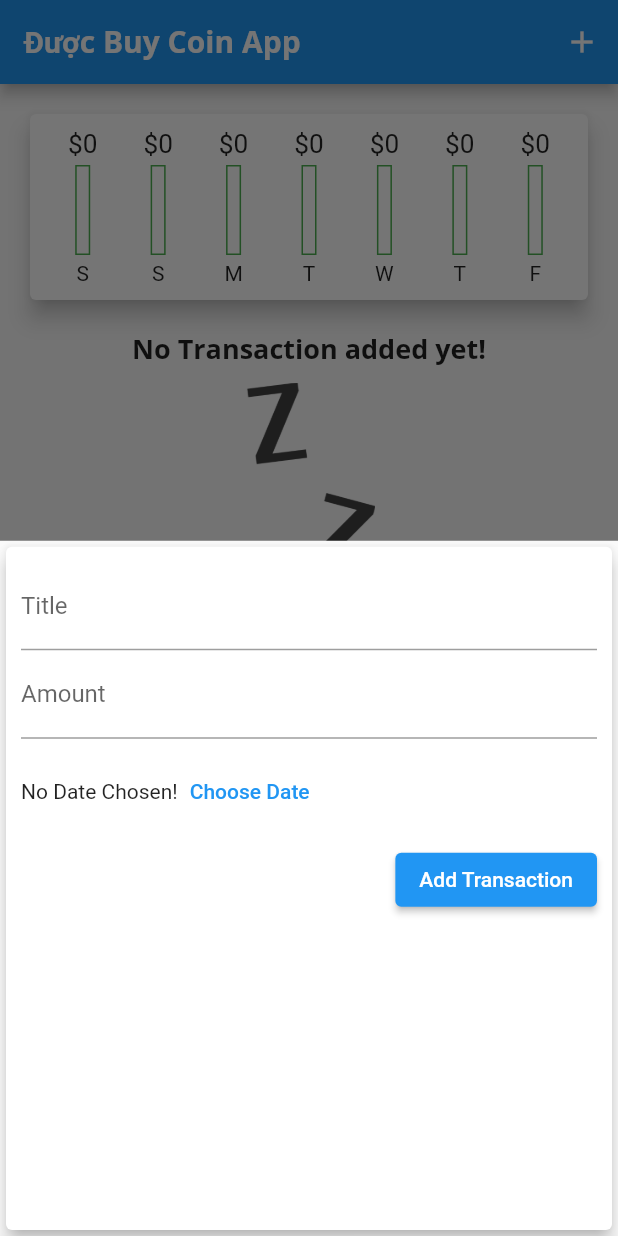
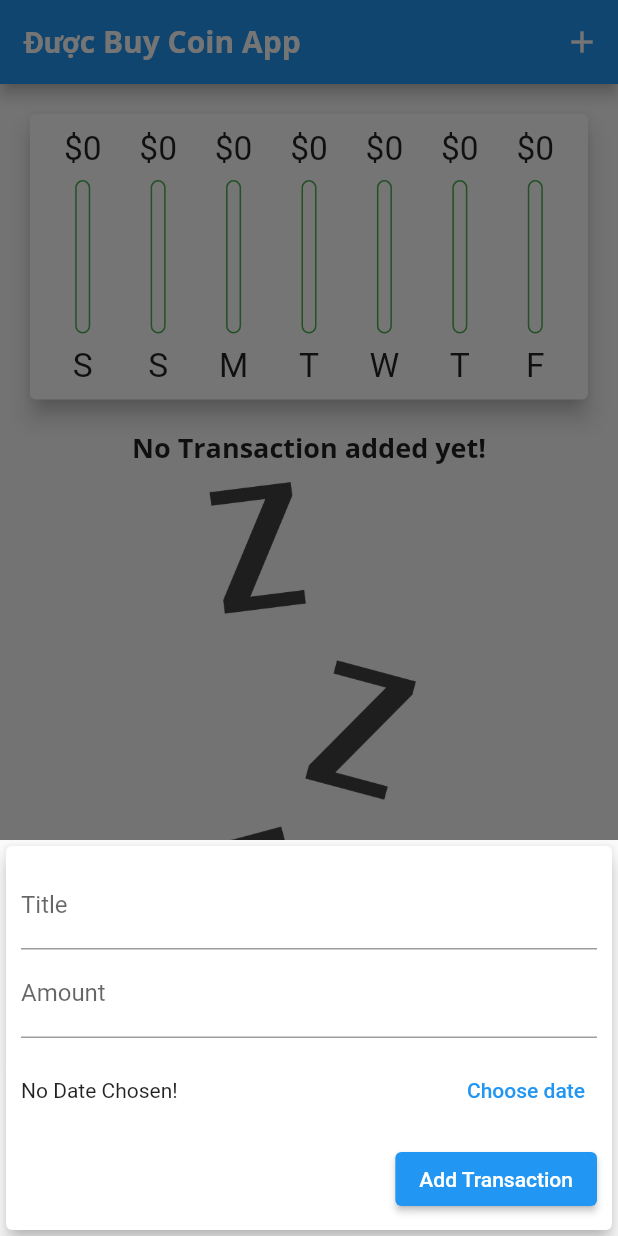
Before and after one commit to nhd2106/expense_app, a Flutter app: the screen it shows after launch, after a tap on the "add" icon, on a phone screen of 412 x 824 dp. Run offline on Flutter 3.47's test engine with Material 2 defaults, Android fonts, the phone set to English and light mode, and no system bars.

Commit message:
ios widget

```diff
--- a/lib/main.dart
+++ b/lib/main.dart
@@ -1,3 +1,7 @@
+import 'dart:io' show Platform;
+
+import 'package:flutter/cupertino.dart';
+
 import './widgets/chart.dart';
 
 import './widgets/transaction_list.dart';
@@ -8,6 +12,11 @@
 import 'package:flutter/material.dart';
 
 void main() {
+  // WidgetsFlutterBinding.ensureInitialized();
+  // SystemChrome.setPreferredOrientations([
+  //   DeviceOrientation.portraitUp,
+  //   DeviceOrientation.portraitDown,
+  // ]);
   runApp(MyApp());
 }
 
@@ -54,6 +63,9 @@
     // Transaction(title: 'shoe', id: 't1', amount: 69.99, date: DateTime.now()),
     // Transaction(title: 'shoe2', id: 't2', amount: 39.99, date: DateTime.now())
   ];
+
+  bool _showChart = false;
+
   List<Transaction> get _recentTransactions {
     return _userTransaction.where((tx) {
       return tx.date.isAfter(DateTime.now().subtract(Duration(days: 7)));
@@ -92,35 +104,91 @@
 
   @override
   Widget build(BuildContext context) {
-    // This method is rerun every time setState is called, for instance as done
-    // by the _incrementCounter method above.
-    //
-    // The Flutter framework has been optimized to make rerunning build methods
-    // fast, so that you can just rebuild anything that needs updating rather
-    // than having to individually change instances of widgets.
-    return Scaffold(
-      appBar: AppBar(
-        // Here we take the value from the MyHomePage object that was created by
-        // the App.build method, and use it to set our appbar title.
+    final mediaQuery = MediaQuery.of(context);
+    final isLandscape = mediaQuery.orientation == Orientation.landscape;
+    final PreferredSizeWidget appBar = Platform.isIOS
+        ? CupertinoNavigationBar(
+            middle: Text(widget.title),
+            trailing: Row(
+              mainAxisSize: MainAxisSize.min,
+              children: [
+                GestureDetector(
+                  child: Icon(CupertinoIcons.add),
+                  onTap: () => _startAddNewTransaction(context),
+                )
+              ],
+            ))
+        : AppBar(
             title: Text(widget.title),
             actions: [
               IconButton(
                   onPressed: () => _startAddNewTransaction(context),
                   icon: Icon(Icons.add))
             ],
-      ),
-      body: SingleChildScrollView(
+          ) as PreferredSizeWidget;
+    final txListWidget = Container(
+        height: (mediaQuery.size.height -
+                appBar.preferredSize.height -
+                mediaQuery.padding.top) *
+            0.7,
+        child: TransactionList(_userTransaction, _deleteTransaction));
+    final pageBody = SafeArea(
+        child: SingleChildScrollView(
       child: Column(
         mainAxisAlignment: MainAxisAlignment.start,
         crossAxisAlignment: CrossAxisAlignment.stretch,
         children: <Widget>[
-            Chart(_recentTransactions),
-            TransactionList(_userTransaction, _deleteTransaction)
+          if (isLandscape)
+            Row(
+              mainAxisAlignment: MainAxisAlignment.center,
+              children: [
+                Text(
+                  'Show Chart',
+                  style: Theme.of(context).textTheme.title,
+                ),
+                Switch.adaptive(
+                    activeColor: Theme.of(context).accentColor,
+                    value: _showChart,
+                    onChanged: (val) {
+                      setState(() {
+                        _showChart = val;
+                      });
+                    })
               ],
             ),
+          if (!isLandscape)
+            Container(
+                height: (mediaQuery.size.height -
+                        appBar.preferredSize.height -
+                        mediaQuery.padding.top) *
+                    0.3,
+                child: Chart(_recentTransactions)),
+          if (!isLandscape) txListWidget,
+          if (isLandscape)
+            _showChart
+                ? Container(
+                    height: (mediaQuery.size.height -
+                            appBar.preferredSize.height -
+                            mediaQuery.padding.top) *
+                        0.7,
+                    child: Chart(_recentTransactions))
+                : txListWidget
+        ],
       ),
-      floatingActionButtonLocation: FloatingActionButtonLocation.centerFloat,
-      floatingActionButton: FloatingActionButton(
+    ));
+    return Platform.isIOS
+        ? CupertinoPageScaffold(
+            child: pageBody,
+            navigationBar: appBar as ObstructingPreferredSizeWidget,
+          )
+        : Scaffold(
+            appBar: appBar,
+            body: pageBody,
+            floatingActionButtonLocation:
+                FloatingActionButtonLocation.centerFloat,
+            floatingActionButton: Platform.isIOS
+                ? Container()
+                : FloatingActionButton(
                     child: Icon(Icons.add),
                     onPressed: () => _startAddNewTransaction(context),
                   ),
--- /dev/null
+++ b/lib/widgets/adaptive_button.dart
@@ -0,0 +1,28 @@
+import 'package:flutter/cupertino.dart';
+import 'package:flutter/material.dart';
+import 'dart:io' show Platform;
+
+class AdaptiveButton extends StatelessWidget {
+  final String text;
+  final Function handler;
+
+  AdaptiveButton(this.text, this.handler);
+
+  @override
+  Widget build(BuildContext context) {
+    return Platform.isIOS
+        ? CupertinoButton(
+            onPressed: () => handler(),
+            child: Text(
+              text,
+            ),
+          )
+        : TextButton(
+            onPressed: () => handler(),
+            child: Text(
+              text,
+              style: TextStyle(color: Theme.of(context).primaryColor),
+            ),
+          );
+  }
+}
--- a/lib/widgets/chart_bar.dart
+++ b/lib/widgets/chart_bar.dart
@@ -8,17 +8,18 @@
   ChartBar(this.label, this.spendingAmount, this.spendingPctOfTotal);
   @override
   Widget build(BuildContext context) {
+    return LayoutBuilder(builder: (ctx, constraints) {
       return Column(
         children: [
           Container(
-            height: 20,
+              height: constraints.maxHeight * 0.15,
               child: FittedBox(
                   child: Text('\$${spendingAmount.toStringAsFixed(0)}'))),
           SizedBox(
-          height: 4,
+            height: constraints.maxHeight * 0.05,
           ),
           Container(
-          height: 60,
+            height: constraints.maxHeight * 0.6,
             width: 10,
             child: Stack(
               children: [
@@ -27,7 +28,8 @@
                       border: Border.all(
                           color: Colors.green,
                           width: 1,
-                        style: BorderStyle.solid)),
+                          style: BorderStyle.solid),
+                      borderRadius: BorderRadius.circular(8)),
                 ),
                 FractionallySizedBox(
                   heightFactor: spendingPctOfTotal,
@@ -40,10 +42,11 @@
             ),
           ),
           SizedBox(
-          height: 4,
+            height: constraints.maxHeight * 0.05,
           ),
-        Text(label)
+          Container(height: constraints.maxHeight * 0.15, child: FittedBox(child: Text(label)))
         ],
       );
+    });
   }
 }
--- a/lib/widgets/new_transaction.dart
+++ b/lib/widgets/new_transaction.dart
@@ -1,3 +1,7 @@
+import 'dart:io' show Platform;
+
+import 'package:expense_app/widgets/adaptive_button.dart';
+import 'package:flutter/cupertino.dart';
 import 'package:flutter/material.dart';
 import 'package:intl/intl.dart';
 
@@ -40,9 +44,15 @@
 
   @override
   Widget build(BuildContext context) {
-    return Card(
+    return SingleChildScrollView(
+      child: Card(
         child: Container(
-        padding: EdgeInsets.all(10),
+          padding: EdgeInsets.only(
+            top: 10,
+            right: 10,
+            bottom: MediaQuery.of(context).viewInsets.bottom + 10,
+            left: 10,
+          ),
           child: Column(
             crossAxisAlignment: CrossAxisAlignment.end,
             children: [
@@ -61,19 +71,14 @@
               Container(
                 height: 70,
                 child: Row(
+                  mainAxisAlignment: MainAxisAlignment.spaceBetween,
                   children: [
                     // ignore: unnecessary_null_comparison
                     Text(_selectedDate == null
                         ? 'No Date Chosen!'
                         : DateFormat('dd/MM/yyy')
                             .format(_selectedDate as DateTime)),
-                  TextButton(
-                    onPressed: _presentDatePicker,
-                    child: Text(
-                      'Choose Date',
-                      style: TextStyle(color: Theme.of(context).primaryColor),
-                    ),
-                  )
+                    AdaptiveButton('Choose date', _presentDatePicker)
                   ],
                 ),
               ),
@@ -86,6 +91,7 @@
           ),
         ),
         elevation: 5,
+      ),
     );
   }
 }
--- a/lib/widgets/transaction_list.dart
+++ b/lib/widgets/transaction_list.dart
@@ -10,10 +10,9 @@
 
   @override
   Widget build(BuildContext context) {
-    return Container(
-      height: 450,
-      child: transaction.isEmpty
-          ? Column(
+    return transaction.isEmpty
+        ? LayoutBuilder(builder: (ctx, constraints) {
+            return Column(
               children: [
                 Text(
                   'No Transaction added yet!',
@@ -21,14 +20,15 @@
                 ),
                 SizedBox(height: 10),
                 Container(
-                  height: 200,
+                  height: constraints.maxHeight * 0.6,
                   child: Image.asset(
                     'assets/images/waiting.png',
                     fit: BoxFit.cover,
                   ),
                 )
               ],
-            )
+            );
+          })
         : ListView.builder(
             itemBuilder: (ctx, index) {
               return Card(
@@ -45,18 +45,28 @@
                     transaction[index].title,
                     style: Theme.of(context).textTheme.title,
                   ),
-                    subtitle: Text(DateFormat('dd/MM/yyy')
-                        .format(transaction[index].date)),
-                    trailing: IconButton(
+                  subtitle: Text(
+                      DateFormat('dd/MM/yyy').format(transaction[index].date)),
+                  trailing: MediaQuery.of(context).size.width > 460
+                      ? TextButton.icon(
+                          onPressed: () =>
+                              deleteTransaction(transaction[index].id),
+                          icon: Icon(Icons.delete),
+                          label: Text('Delete'),
+                          style: ButtonStyle(
+                              foregroundColor:
+                                  MaterialStateProperty.all(Colors.red)),
+                        )
+                      : IconButton(
                           icon: Icon(Icons.delete),
                           color: Theme.of(context).errorColor,
-                      onPressed: () => deleteTransaction(transaction[index].id),
+                          onPressed: () =>
+                              deleteTransaction(transaction[index].id),
                         ),
                 ),
               );
             },
             itemCount: transaction.length,
-            ),
           );
   }
 }
```
Lines whose indentation alone changed are shown as unchanged.
